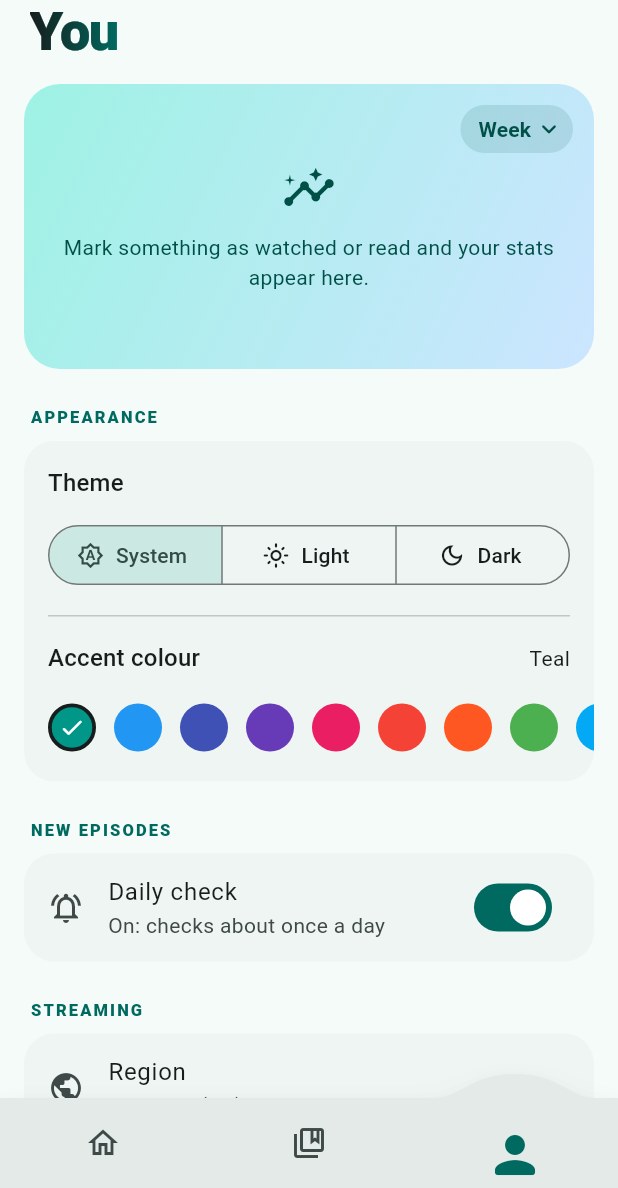
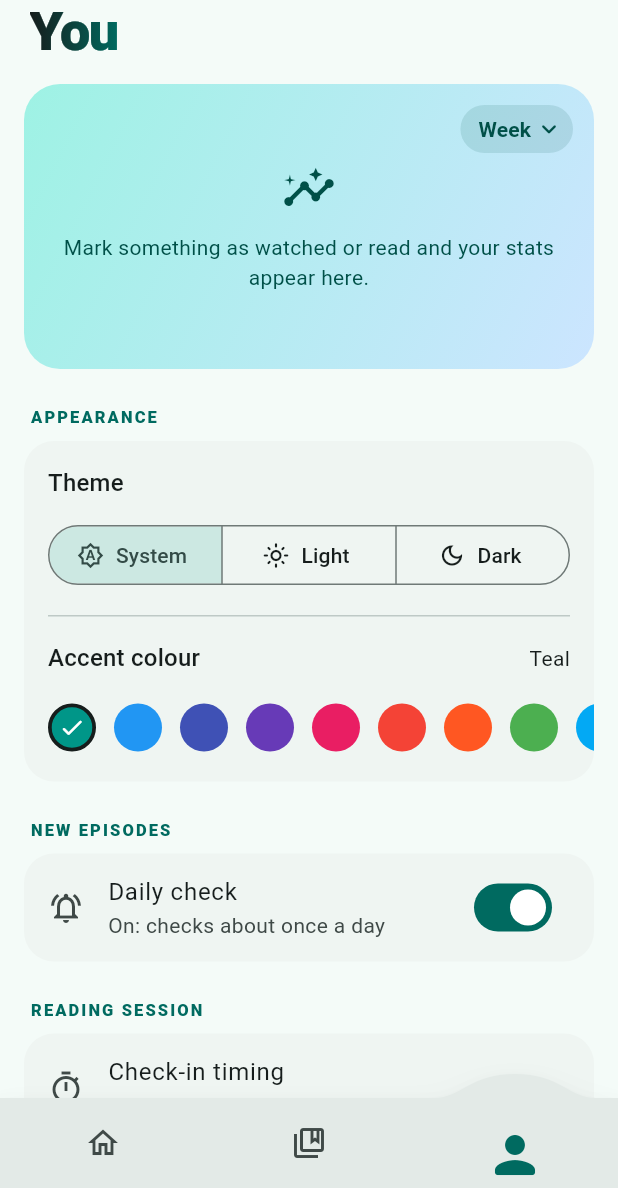
Before and after one commit to ajay007e/bookmark, a Flutter app: the screen it shows after launch, item 3 of the bottom bar chosen, on a phone screen of 412 x 824 dp, the part 48-1236 px from its top. Run offline on Flutter 3.47's test engine with Material 3 defaults, Android fonts, the phone set to English and light mode, and no system bars; drawn by our look-alikes of convex_bottom_bar; our stand-ins replace cached_network_image, dio, drift, drift_flutter, file_picker, flutter_local_notifications and 6 more; missing offline and left inert: workmanager; accounts and stored records are empty; generated files the repository leaves out were written again; statements that could not run were skipped.

Commit message:
feat(settings): add reading check-in timing
- feat(settings): add one sheet to set the check-in interval and the time to answer
- feat(reading): keep the chosen timing with each session
- fix(reading): log the end time of a session that stopped automatically
- refactor(notifications): use the default alarm sound on a new alarm channel
  and remove the old channels

```diff
--- a/lib/background/notifications.dart
+++ b/lib/background/notifications.dart
@@ -13,8 +13,16 @@ const _stoppedId = 900000002;
 const _sessionId = 900000003;
 
 const stopActionId = 'stop_session';
-const _alarmChannelId = 'reading_alarm_v3';
-const _oldChannels = ['reading_checkin_alarm', 'reading_checkin_alarm_v2'];
+const _alarmChannelId = 'reading_alarm_v4';
+const _alarmUri = UriAndroidNotificationSound('content://settings/system/alarm_alert');
+
+const _oldChannels = [
+  'reading_checkin_alarm',
+  'reading_checkin_alarm_v2',
+  'reading_alarm_v3',
+];
+const _oldSounds = ['alarm', 'notification', 'silent'];
+const _oldVibrations = ['off', 'gentle', 'standard', 'strong'];
 
 const _stoppedDetails = NotificationDetails(
   android: AndroidNotificationDetails(
@@ -28,11 +36,11 @@ const _stoppedDetails = NotificationDetails(
 
 final _alarmChannel = AndroidNotificationChannel(
   _alarmChannelId,
-  'Reading alarm (sound)',
+  'Reading alarm',
   description: 'Rings like an alarm when a reading session asks if you are still reading',
   importance: Importance.max,
   playSound: true,
-  sound: const UriAndroidNotificationSound('content://settings/system/alarm_alert'),
+  sound: _alarmUri,
   audioAttributesUsage: AudioAttributesUsage.alarm,
   enableVibration: true,
   vibrationPattern: Int64List.fromList([0, 800, 400, 800, 400, 800, 400, 800]),
@@ -42,12 +50,12 @@ NotificationDetails _alarmDetails(DateTime at, DateTime deadline) {
   return NotificationDetails(
     android: AndroidNotificationDetails(
       _alarmChannelId,
-      'Reading alarm (sound)',
+      'Reading alarm',
       importance: Importance.max,
       priority: Priority.max,
       category: AndroidNotificationCategory.alarm,
       audioAttributesUsage: AudioAttributesUsage.alarm,
-      sound: const UriAndroidNotificationSound('content://settings/system/alarm_alert'),
+      sound: _alarmUri,
       playSound: true,
       enableVibration: true,
       vibrationPattern: Int64List.fromList([0, 800, 400, 800, 400, 800, 400, 800]),
@@ -83,7 +91,12 @@ Future<void> initNotifications({void Function(String? payload)? onTap}) async {
       AndroidFlutterLocalNotificationsPlugin>();
   try {
     await android?.createNotificationChannel(_alarmChannel);
-    for (final id in _oldChannels) {
+    final old = [
+      ..._oldChannels,
+      for (final s in _oldSounds)
+        for (final v in _oldVibrations) 'reading_alarm_${s}_$v',
+    ];
+    for (final id in old) {
       await android?.deleteNotificationChannel(channelId: id);
     }
   } catch (e) {
--- a/lib/data/reading_queries.dart
+++ b/lib/data/reading_queries.dart
@@ -41,6 +41,7 @@ extension ReadingQueries on AppDatabase {
         required int? pageCount,
         required int value,
         int? minutes,
+        DateTime? readAt,
       }) =>
       transaction(() async {
         final item = await (select(mediaItems)
@@ -63,7 +64,7 @@ extension ReadingQueries on AppDatabase {
               : from;
           await into(readingLogs).insert(ReadingLogsCompanion.insert(
             itemId: itemId,
-            readAt: DateTime.now(),
+            readAt: readAt ?? DateTime.now(),
             fromPage: from,
             toPage: to,
             pages: Value(pc == null ? null : to - from),
--- a/lib/main.dart
+++ b/lib/main.dart
@@ -101,7 +101,11 @@ Future<void> _runCheckIn(WidgetRef ref, ReadingSession session) async {
   _checkInOpen = true;
   bool stillReading;
   try {
-    stillReading = await showCheckInDialog(ctx, session.deadline, answerWithin);
+    stillReading = await showCheckInDialog(
+      ctx,
+      session.deadline,
+      session.answerWithin,
+    );
   } finally {
     _checkInOpen = false;
   }
@@ -153,6 +157,7 @@ Future<void> _showPending(WidgetRef ref) async {
       pageCount: result.pageCount,
       value: result.value,
       minutes: result.minutes,
+      readAt: pending.endedAt,
     );
     await notifier.clearPending();
 
--- a/lib/reading/reading_session_provider.dart
+++ b/lib/reading/reading_session_provider.dart
@@ -8,9 +8,7 @@ import 'package:shared_preferences/shared_preferences.dart';
 import '../background/notifications.dart';
 import '../data/app_database.dart';
 import '../providers.dart';
-
-const checkInEvery = Duration(seconds: 30);
-const answerWithin = Duration(seconds: 15);
+import '../settings/reading_settings_provider.dart';
 
 const _sessionKey = 'readingSession';
 const _pendingKey = 'readingPendingUpdate';
@@ -24,12 +22,16 @@ class ReadingSession {
     required this.title,
     required this.startedAt,
     required this.lastConfirmedAt,
+    this.checkInEvery = const Duration(minutes: 15),
+    this.answerWithin = const Duration(minutes: 2),
   });
 
   final int itemId;
   final String title;
   final DateTime startedAt;
   final DateTime lastConfirmedAt;
+  final Duration checkInEvery;
+  final Duration answerWithin;
 
   DateTime get checkInAt => lastConfirmedAt.add(checkInEvery);
   DateTime get deadline => checkInAt.add(answerWithin);
@@ -39,6 +41,8 @@ class ReadingSession {
     title: title,
     startedAt: startedAt,
     lastConfirmedAt: time,
+    checkInEvery: checkInEvery,
+    answerWithin: answerWithin,
   );
 
   String encode() => jsonEncode({
@@ -46,6 +50,8 @@ class ReadingSession {
     'title': title,
     'startedAt': startedAt.millisecondsSinceEpoch,
     'lastConfirmedAt': lastConfirmedAt.millisecondsSinceEpoch,
+    'checkInMinutes': checkInEvery.inMinutes,
+    'answerMinutes': answerWithin.inMinutes,
   });
 
   static ReadingSession? decode(String? raw) {
@@ -58,6 +64,8 @@ class ReadingSession {
         startedAt: DateTime.fromMillisecondsSinceEpoch(m['startedAt'] as int),
         lastConfirmedAt:
         DateTime.fromMillisecondsSinceEpoch(m['lastConfirmedAt'] as int),
+        checkInEvery: Duration(minutes: (m['checkInMinutes'] as int?) ?? 15),
+        answerWithin: Duration(minutes: (m['answerMinutes'] as int?) ?? 2),
       );
     } catch (_) {
       return null;
@@ -70,26 +78,33 @@ class PendingUpdate {
     required this.itemId,
     required this.title,
     required this.minutes,
+    this.endedAt,
   });
 
   final int itemId;
   final String title;
   final int minutes;
+  final DateTime? endedAt;
 
   String encode() => jsonEncode({
     'itemId': itemId,
     'title': title,
     'minutes': minutes,
+    'endedAt': endedAt?.millisecondsSinceEpoch,
   });
 
   static PendingUpdate? decode(String? raw) {
     if (raw == null) return null;
     try {
       final m = jsonDecode(raw) as Map<String, dynamic>;
+      final ended = m['endedAt'] as int?;
       return PendingUpdate(
         itemId: m['itemId'] as int,
         title: m['title'] as String,
         minutes: m['minutes'] as int,
+        endedAt: ended == null
+            ? null
+            : DateTime.fromMillisecondsSinceEpoch(ended),
       );
     } catch (_) {
       return null;
@@ -199,12 +214,15 @@ class ReadingSessionNotifier extends Notifier<ReadingSessionState> {
   }
 
   Future<void> start(MediaItem item) async {
+    final settings = await ref.read(readingSettingsProvider.future);
     final now = DateTime.now();
     final s = ReadingSession(
       itemId: item.id,
       title: item.title,
       startedAt: now,
       lastConfirmedAt: now,
+      checkInEvery: Duration(minutes: settings.checkInMinutes),
+      answerWithin: Duration(minutes: settings.answerMinutes),
     );
     state = ReadingSessionState(session: s, pending: state.pending);
     await _prefs.setString(_sessionKey, s.encode());
@@ -238,6 +256,7 @@ class ReadingSessionNotifier extends Notifier<ReadingSessionState> {
       itemId: s.itemId,
       title: s.title,
       minutes: minutesBetween(s.startedAt, s.lastConfirmedAt),
+      endedAt: s.lastConfirmedAt,
     );
     _timer?.cancel();
     _timer = null;
--- /dev/null
+++ b/lib/settings/reading_settings.dart
@@ -0,0 +1,41 @@
+import 'package:shared_preferences/shared_preferences.dart';
+
+const checkInChoices = [5, 10, 15, 20, 30, 45, 60];
+const answerChoices = [1, 2, 3, 5];
+
+const _checkInKey = 'readingCheckInMinutes';
+const _answerKey = 'readingAnswerMinutes';
+
+class ReadingSettings {
+  const ReadingSettings({this.checkInMinutes = 15, this.answerMinutes = 2});
+
+  final int checkInMinutes;
+  final int answerMinutes;
+
+  ReadingSettings copyWith({int? checkInMinutes, int? answerMinutes}) =>
+      ReadingSettings(
+        checkInMinutes: checkInMinutes ?? this.checkInMinutes,
+        answerMinutes: answerMinutes ?? this.answerMinutes,
+      );
+}
+
+String minutesLabel(int minutes) {
+  if (minutes == 60) return '1 hour';
+  return minutes == 1 ? '1 minute' : '$minutes minutes';
+}
+
+Future<ReadingSettings> loadReadingSettings() async {
+  final prefs = SharedPreferencesAsync();
+  final checkIn = await prefs.getInt(_checkInKey);
+  final answer = await prefs.getInt(_answerKey);
+  return ReadingSettings(
+    checkInMinutes: checkInChoices.contains(checkIn) ? checkIn! : 15,
+    answerMinutes: answerChoices.contains(answer) ? answer! : 2,
+  );
+}
+
+Future<void> saveReadingSettings(ReadingSettings s) async {
+  final prefs = SharedPreferencesAsync();
+  await prefs.setInt(_checkInKey, s.checkInMinutes);
+  await prefs.setInt(_answerKey, s.answerMinutes);
+}
--- /dev/null
+++ b/lib/settings/reading_settings_provider.dart
@@ -0,0 +1,18 @@
+import 'package:flutter_riverpod/flutter_riverpod.dart';
+
+import 'reading_settings.dart';
+
+class ReadingSettingsNotifier extends AsyncNotifier<ReadingSettings> {
+  @override
+  Future<ReadingSettings> build() => loadReadingSettings();
+
+  Future<void> save(ReadingSettings settings) async {
+    await saveReadingSettings(settings);
+    state = AsyncData(settings);
+  }
+}
+
+final readingSettingsProvider =
+AsyncNotifierProvider<ReadingSettingsNotifier, ReadingSettings>(
+  ReadingSettingsNotifier.new,
+);
--- a/lib/ui/you_screen.dart
+++ b/lib/ui/you_screen.dart
@@ -5,17 +5,19 @@ import '../data/backup_service.dart';
 import '../providers.dart';
 import '../settings/app_info_provider.dart';
 import '../settings/daily_check_provider.dart';
+import '../settings/reading_settings.dart';
+import '../settings/reading_settings_provider.dart';
 import '../settings/region_provider.dart';
 import '../settings/theme_provider.dart';
 import 'import_flow.dart';
 import 'widgets/accent_picker.dart';
 import 'widgets/app_nav_bar.dart';
 import 'widgets/premium_app_bar.dart';
+import 'widgets/reading_times_sheet.dart';
 import 'widgets/region_sheet.dart';
 import 'widgets/settings_section.dart';
 import 'widgets/stats_card.dart';
 
-/// The You tab: stats on top, then grouped settings.
 class YouScreen extends ConsumerWidget {
   const YouScreen({super.key});
 
@@ -49,7 +51,6 @@ class YouScreen extends ConsumerWidget {
     );
   }
 
-  /// Writes the backup file and opens the share sheet.
   Future<void> _export(BuildContext context, WidgetRef ref) async {
     final messenger = ScaffoldMessenger.of(context);
     try {
@@ -65,6 +66,8 @@ class YouScreen extends ConsumerWidget {
   Widget build(BuildContext context, WidgetRef ref) {
     final mode = ref.watch(themeModeProvider);
     final dailyCheck = ref.watch(dailyCheckProvider).asData?.value ?? true;
+    final reading = ref.watch(readingSettingsProvider).asData?.value ??
+        const ReadingSettings();
     final region = ref.watch(regionProvider).asData?.value ?? defaultRegion;
     final version = ref.watch(appVersionProvider).asData?.value ?? '';
 
@@ -139,6 +142,21 @@ class YouScreen extends ConsumerWidget {
           ),
 
           SettingsSection(
+            title: 'Reading session',
+            children: [
+              SettingsTile(
+                icon: Icons.timer_outlined,
+                title: 'Check-in timing',
+                subtitle:
+                'Every ${minutesLabel(reading.checkInMinutes)}, '
+                    '${minutesLabel(reading.answerMinutes)} to answer',
+                trailing: const Icon(Icons.chevron_right),
+                onTap: () => showReadingTimesSheet(context, ref),
+              ),
+            ],
+          ),
+
+          SettingsSection(
             title: 'Streaming',
             children: [
               SettingsTile(
--- a/pubspec.yaml
+++ b/pubspec.yaml
@@ -1,5 +1,5 @@
 name: bookmark
-description: "A new Flutter project."
+description: "Bookmark: a personal tracker for books, movies and series."
 # The following line prevents the package from being accidentally published to
 # pub.dev using `flutter pub publish`. This is preferred for private packages.
 publish_to: 'none' # Remove this line if you wish to publish to pub.dev
@@ -51,6 +51,9 @@ dependencies:
   package_info_plus: ^10.2.2
   timezone: ^0.11.2
 
+dependency_overrides:
+  android_file_picker: 2.1.6
+
 dev_dependencies:
   flutter_test:
     sdk: flutter
```
Also changed, not shown: lib/ui/widgets/choice_sheet.dart (added, +60 -0 lines), lib/ui/widgets/reading_times_sheet.dart (added, +103 -0 lines), pubspec.lock, 2 other files.
